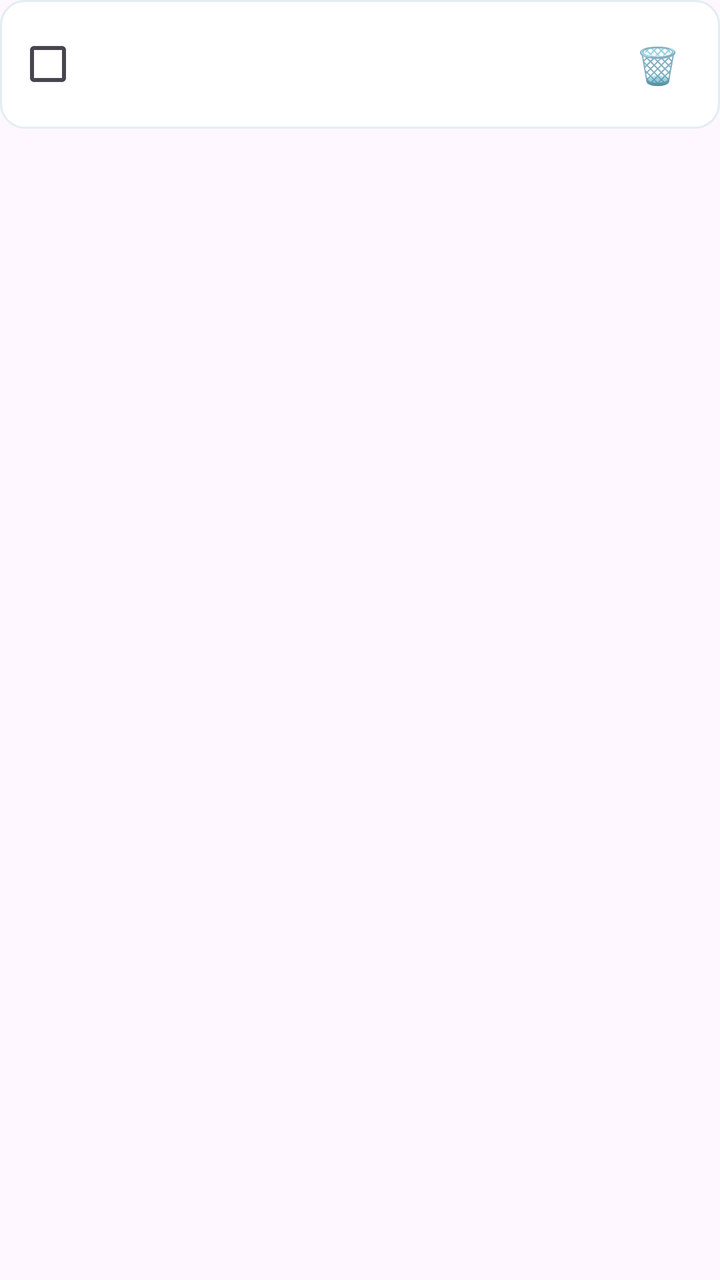
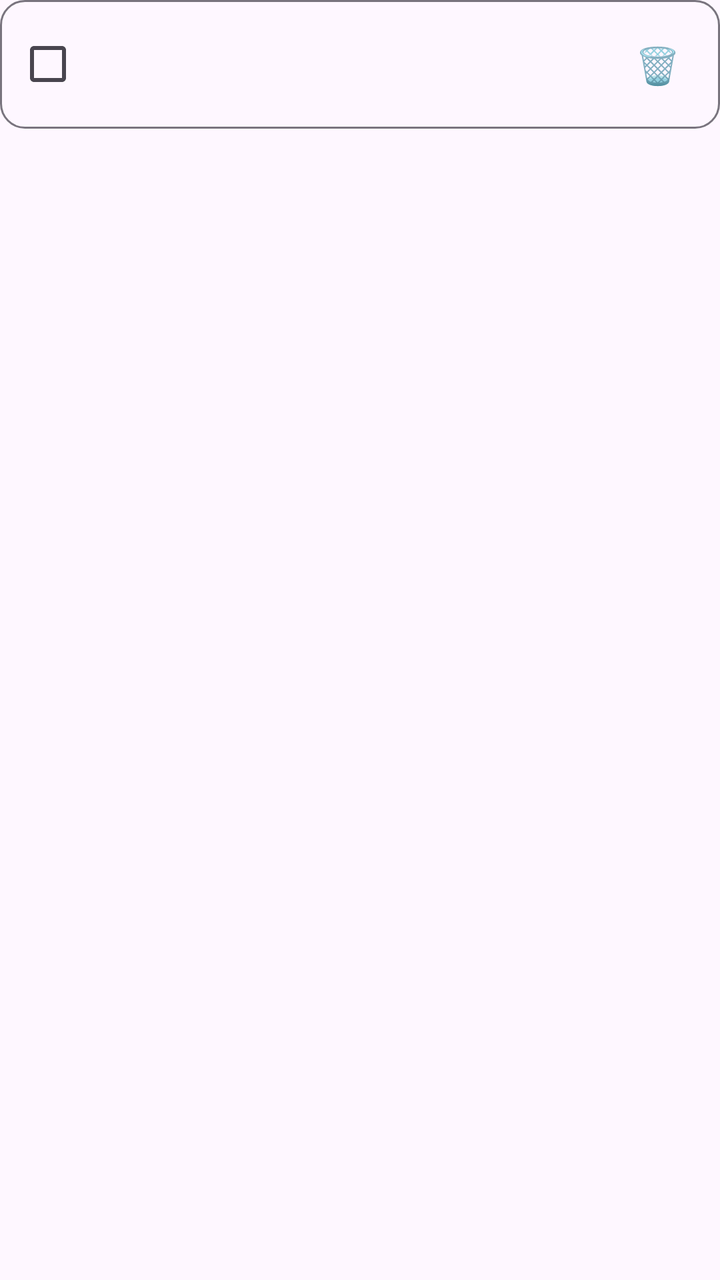

An Android layout rendered at two revisions. The XML below is the earlier revision; the diff shows what the commit changed to produce the second picture.
<!-- AndroidManifest.xml: application theme Base.Theme.DailyToDoList -->
<!-- res/layout/calendar_task_item.xml -->
<?xml version="1.0" encoding="utf-8"?>
<LinearLayout xmlns:android="http://schemas.android.com/apk/res/android"
    android:layout_width="match_parent"
    android:layout_height="wrap_content"
    android:orientation="vertical"
    android:layout_marginBottom="8dp">

    <LinearLayout
        android:layout_width="match_parent"
        android:layout_height="wrap_content"
        android:orientation="horizontal"
        android:gravity="center_vertical"
        android:background="@drawable/task_card_bg"
        android:padding="12dp">

        <CheckBox
            android:id="@+id/taskCheckbox"
            android:layout_width="24dp"
            android:layout_height="24dp"
            android:layout_marginEnd="12dp" />

        <LinearLayout
            android:layout_width="0dp"
            android:layout_height="wrap_content"
            android:layout_weight="1"
            android:orientation="vertical">

            <TextView
                android:id="@+id/taskNameText"
                android:layout_width="wrap_content"
                android:layout_height="wrap_content"
                android:textSize="14sp"
                android:textColor="#1E293B" />

            <TextView
                android:id="@+id/taskTimeText"
                android:layout_width="wrap_content"
                android:layout_height="wrap_content"
                android:textSize="12sp"
                android:textColor="#7F8C8D" />

        </LinearLayout>

        <TextView
            android:id="@+id/deleteTask"
            android:layout_width="wrap_content"
            android:layout_height="wrap_content"
            android:text="🗑️"
            android:textSize="18sp"
            android:padding="8dp"
            android:clickable="true"
            android:focusable="true" />

    </LinearLayout>

</LinearLayout>
<!-- resources referenced by this layout -->
<resources>
  <!-- drawable task_card_bg (drawable) -->
  <?xml version="1.0" encoding="utf-8"?>
  <shape xmlns:android="http://schemas.android.com/apk/res/android">
      <solid android:color="#FFFFFF" />
      <corners android:radius="12dp" />
      <stroke
          android:width="1dp"
          android:color="#E2EDF2" />
  </shape>
  <style name="Base.Theme.DailyToDoList" parent="Theme.Material3.DayNight.NoActionBar">
          <item name="colorPrimary">@color/default_primary</item>
          <item name="colorOnPrimary">@color/white</item>
          <item name="colorSecondary">@color/default_accent</item>
          <item name="colorOnSecondary">@color/white</item>
          <item name="android:statusBarColor">@color/default_start</item>
          <item name="android:windowLightStatusBar">true</item>
          <item name="android:navigationBarColor">@color/white</item>
          <item name="android:windowLightNavigationBar">false</item>
      </style>
  <color name="default_primary">#2196F3</color>
  <color name="white">#FFFFFFFF</color>
  <color name="default_accent">#E94560</color>
  <color name="default_start">#2196F3</color>
</resources>

<!-- the commit's change to res/layout/calendar_task_item.xml (unified diff, before → after) -->
@@ -30,14 +30,14 @@
                 android:layout_width="wrap_content"
                 android:layout_height="wrap_content"
                 android:textSize="14sp"
-                android:textColor="#1E293B" />
+                android:textColor="?attr/colorOnSurface" />
 
             <TextView
                 android:id="@+id/taskTimeText"
                 android:layout_width="wrap_content"
                 android:layout_height="wrap_content"
                 android:textSize="12sp"
-                android:textColor="#7F8C8D" />
+                android:textColor="?attr/colorOnSurfaceVariant" />
 
         </LinearLayout>
 
<!-- resource entries referenced after the edit -->
@@ -3,11 +3,11 @@
   <!-- drawable task_card_bg (drawable) -->
   <?xml version="1.0" encoding="utf-8"?>
   <shape xmlns:android="http://schemas.android.com/apk/res/android">
-      <solid android:color="#FFFFFF" />
+      <solid android:color="?attr/colorSurface" />
       <corners android:radius="12dp" />
       <stroke
           android:width="1dp"
-          android:color="#E2EDF2" />
+          android:color="?attr/colorOutline" />
   </shape>
   <style name="Base.Theme.DailyToDoList" parent="Theme.Material3.DayNight.NoActionBar">
           <item name="colorPrimary">@color/default_primary</item>
